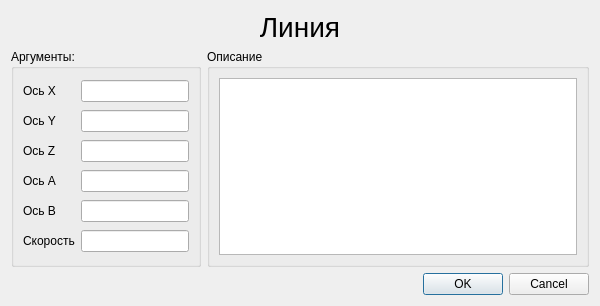
Xtail96/SML, file KAMEditor/gui/commands/linedialog.ui: the form before one commit.
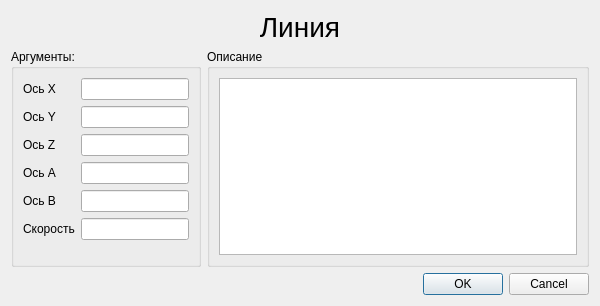
The form after the commit.

The edit to the form file:
```diff
--- a/KAMEditor/gui/commands/linedialog.ui
+++ b/KAMEditor/gui/commands/linedialog.ui
@@ -75,7 +75,7 @@
      <property name="title">
       <string>Аргументы:</string>
      </property>
-     <layout class="QGridLayout" name="gridLayout_3">
+     <layout class="QFormLayout" name="formLayout">
       <item row="0" column="0">
        <widget class="QLabel" name="line_label_axis_x">
         <property name="text">
```
